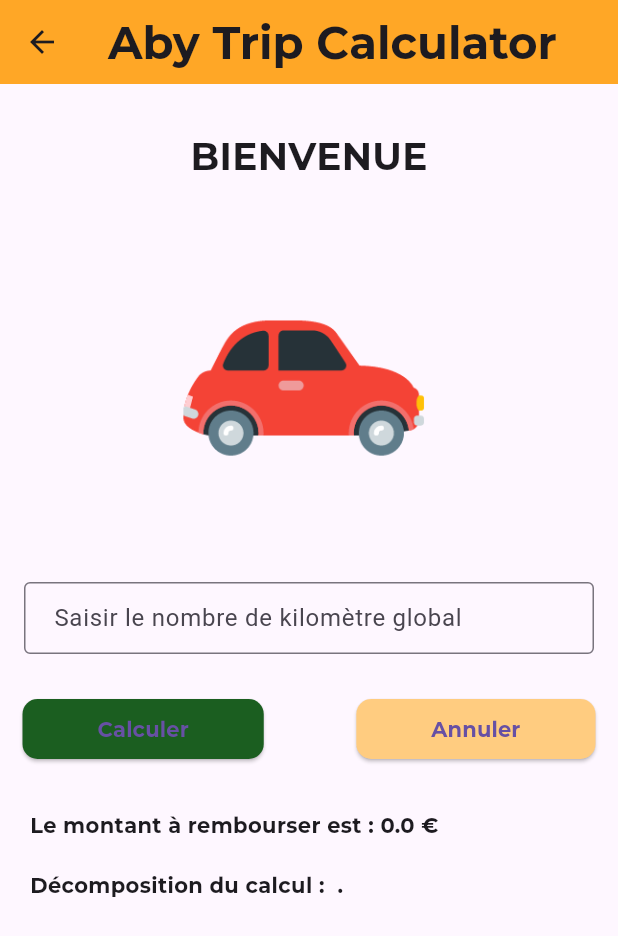
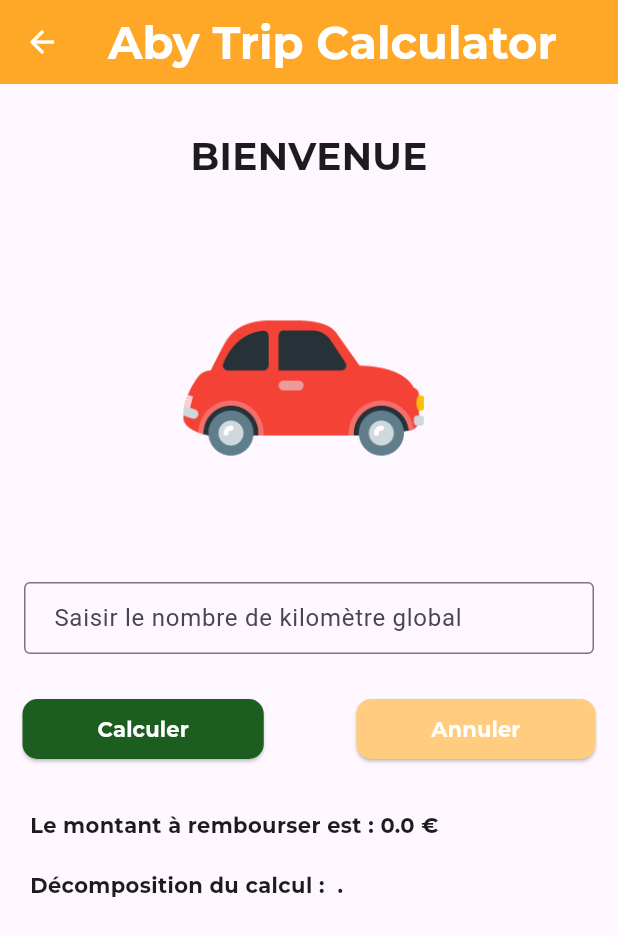
Before and after one commit to othmanemjhd/AbyTripCalculator, a Flutter app: the CalculateFundPage screen opened by its route, on a phone screen of 412 x 824 dp. Shown: the top 936 px of the screen. Run offline on Flutter 3.47's test engine with Material 3 defaults, Android fonts, the phone set to English and light mode, and no system bars; drawn by our look-alikes of carousel_slider; our stand-ins replace shared_preferences; accounts and stored records are empty.

Commit message:
Updates : update on the pages

```diff
--- a/abytripcalculator/lib/pages/calculateFundPage.dart
+++ b/abytripcalculator/lib/pages/calculateFundPage.dart
@@ -40,11 +40,16 @@ class _CalculateFundPageState extends State<CalculateFundPage> {
             fontFamily: 'Montserrat',
             fontWeight: FontWeight.bold,
             fontSize: 30,
+            color: Colors.white,
           ),
         ),
         centerTitle: true,
         backgroundColor: Colors.orange[400],
         elevation: 0,
+        iconTheme: const IconThemeData(
+          color: Colors.white, // Change the color here
+        ),
+
       ),
       body: SingleChildScrollView(
         child: Padding(
@@ -135,6 +140,7 @@ class _CalculateFundPageState extends State<CalculateFundPage> {
                       child: const Text('Calculer',style: TextStyle(
                         fontWeight: FontWeight.bold,
                         fontFamily: 'Montserrat',
+                        color: Colors.white,
                       ),),
                     ),
                     ElevatedButton(
@@ -155,7 +161,8 @@ class _CalculateFundPageState extends State<CalculateFundPage> {
                       ),
                       child: const Text('Annuler',style : TextStyle(
                         fontWeight: FontWeight.bold,
-                        fontFamily: 'Montserrat'
+                        fontFamily: 'Montserrat',
+                        color: Colors.white,
                       )),
                     ),
                   ],
--- a/abytripcalculator/lib/pages/login.dart
+++ b/abytripcalculator/lib/pages/login.dart
@@ -38,6 +38,7 @@ class _LoginPageState extends State<LoginPage> {
         centerTitle: true,
         backgroundColor: Colors.orange[400],
         elevation: 0,
+        automaticallyImplyLeading: false
       ),
       body: SingleChildScrollView(
         child: Padding(
```
